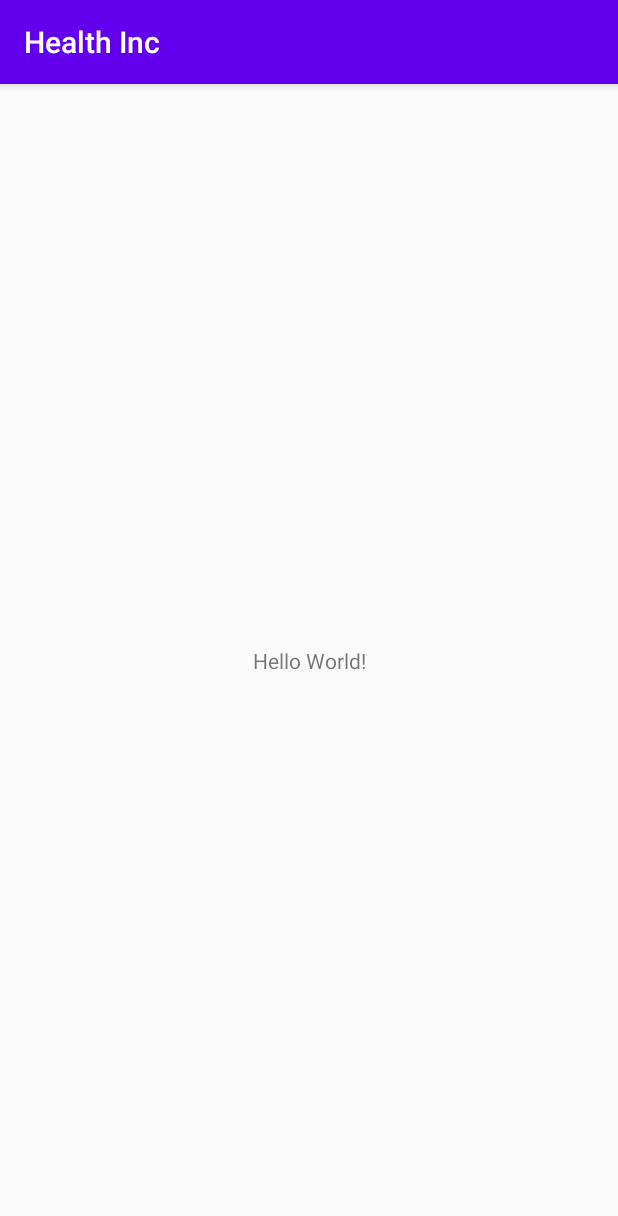
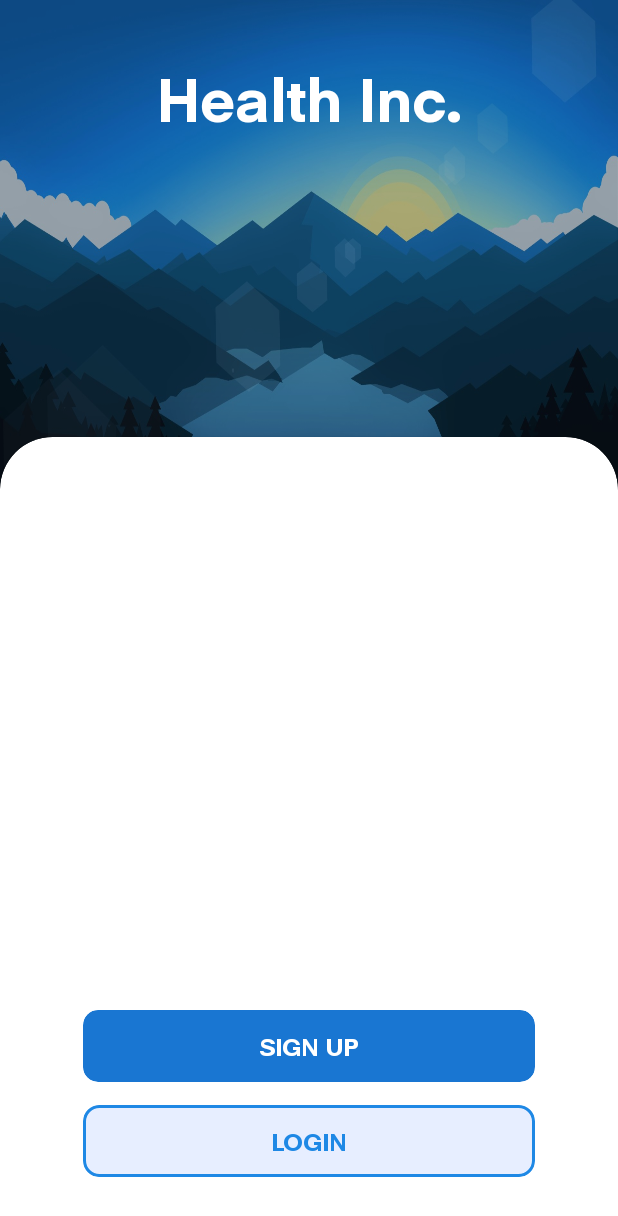
Before and after one commit to lordarcadius/tekstore-android, an Android app: the screen it shows after launch (MainActivity), on a phone screen of 412 x 824 dp. Shown: the top 1216 px of the screen. Run offline under Robolectric (Android 15) with nearby library versions, the phone set to English and light mode, and no system bars.

Commit message:
app: Add welcome screen (initial)
-> Update dependencies
-> Add new font

Signed-off-by: Vipul Jha <vipuljha08@gmail.com>

```diff
--- a/app/build.gradle
+++ b/app/build.gradle
@@ -26,9 +26,11 @@ android {
 dependencies {
     implementation fileTree(dir: 'libs', include: ['*.jar'])
 
-    implementation 'androidx.appcompat:appcompat:1.0.2'
+    implementation 'androidx.appcompat:appcompat:1.1.0'
     implementation 'androidx.constraintlayout:constraintlayout:1.1.3'
     testImplementation 'junit:junit:4.12'
     androidTestImplementation 'androidx.test.ext:junit:1.1.1'
     androidTestImplementation 'androidx.test.espresso:espresso-core:3.2.0'
+    implementation "androidx.cardview:cardview:1.0.0"
+    implementation "com.google.android.material:material:1.1.0"
 }
--- a/app/src/main/AndroidManifest.xml
+++ b/app/src/main/AndroidManifest.xml
@@ -9,7 +9,8 @@
         android:roundIcon="@mipmap/ic_launcher_round"
         android:supportsRtl="true"
         android:theme="@style/AppTheme">
-        <activity android:name=".MainActivity">
+        <activity android:name=".MainActivity"
+            android:theme="@style/AppTheme.NoActionBarMod">
             <intent-filter>
                 <action android:name="android.intent.action.MAIN" />
 
--- a/app/src/main/java/com/codebreakers/healthinc/MainActivity.java
+++ b/app/src/main/java/com/codebreakers/healthinc/MainActivity.java
@@ -3,6 +3,7 @@ package com.codebreakers.healthinc;
 import androidx.appcompat.app.AppCompatActivity;
 
 import android.os.Bundle;
+import android.view.WindowManager;
 
 public class MainActivity extends AppCompatActivity {
 
@@ -10,5 +11,6 @@ public class MainActivity extends AppCompatActivity {
     protected void onCreate(Bundle savedInstanceState) {
         super.onCreate(savedInstanceState);
         setContentView(R.layout.activity_main);
+        getWindow().setFlags(WindowManager.LayoutParams.FLAG_LAYOUT_NO_LIMITS, WindowManager.LayoutParams.FLAG_LAYOUT_NO_LIMITS);
     }
 }
--- /dev/null
+++ b/app/src/main/res/drawable/login_button_bg.xml
@@ -0,0 +1,7 @@
+<?xml version="1.0" encoding="utf-8"?>
+<shape xmlns:android="http://schemas.android.com/apk/res/android">
+    <solid android:color="#E7EEFF"/>
+    <corners android:radius="10dp"/>
+    <stroke android:color="#1e88e5"
+        android:width="2dp"/>
+</shape>
--- /dev/null
+++ b/app/src/main/res/drawable/signup_button_bg.xml
@@ -0,0 +1,5 @@
+<?xml version="1.0" encoding="utf-8"?>
+<shape xmlns:android="http://schemas.android.com/apk/res/android">
+    <solid android:color="#1976d2"/>
+    <corners android:radius="10dp"/>
+</shape>
--- a/app/src/main/res/layout/activity_main.xml
+++ b/app/src/main/res/layout/activity_main.xml
@@ -4,15 +4,133 @@
     xmlns:tools="http://schemas.android.com/tools"
     android:layout_width="match_parent"
     android:layout_height="match_parent"
+    android:background="#000"
     tools:context=".MainActivity">
 
+    <ImageView
+        android:id="@+id/imageView"
+        android:layout_width="0dp"
+        android:layout_height="370dp"
+        android:alpha="0.7"
+        android:background="@drawable/n"
+        app:layout_constraintEnd_toEndOf="parent"
+        app:layout_constraintHorizontal_bias="0.0"
+        app:layout_constraintStart_toStartOf="parent"
+        app:layout_constraintTop_toTopOf="parent" />
+
     <TextView
+        android:id="@+id/textView4"
         android:layout_width="wrap_content"
         android:layout_height="wrap_content"
-        android:text="Hello World!"
-        app:layout_constraintBottom_toBottomOf="parent"
-        app:layout_constraintLeft_toLeftOf="parent"
-        app:layout_constraintRight_toRightOf="parent"
-        app:layout_constraintTop_toTopOf="parent" />
+        android:fontFamily="@font/bold"
+        android:text="Health Inc."
+        android:textColor="#fff"
+        android:textSize="40sp"
+        app:layout_constraintBottom_toTopOf="@+id/cardView"
+        app:layout_constraintEnd_toEndOf="parent"
+        app:layout_constraintStart_toStartOf="parent"
+        app:layout_constraintTop_toTopOf="parent"
+        app:layout_constraintVertical_bias="0.159" />
+
+    <androidx.cardview.widget.CardView
+        android:id="@+id/cardView"
+        android:layout_width="0dp"
+        android:layout_height="match_parent"
+        android:layout_marginTop="291dp"
+        android:layout_marginBottom="-50dp"
+        android:background="#fff"
+        app:cardCornerRadius="35dp"
+        app:layout_constraintEnd_toEndOf="parent"
+        app:layout_constraintStart_toStartOf="parent"
+        app:layout_constraintTop_toTopOf="parent">
+
+        <FrameLayout
+            android:layout_width="match_parent"
+            android:layout_height="match_parent"
+            android:paddingBottom="19dp">
+
+            <LinearLayout
+                android:layout_width="match_parent"
+                android:layout_height="match_parent"
+                android:layout_marginBottom="70dp"
+                android:gravity="bottom"
+                android:orientation="vertical">
+
+                <LinearLayout
+                    android:layout_width="match_parent"
+                    android:layout_height="wrap_content"
+                    android:orientation="vertical">
+
+                    <androidx.cardview.widget.CardView
+                        android:layout_width="match_parent"
+                        android:layout_height="48dp"
+                        android:layout_marginLeft="55dp"
+                        android:layout_marginRight="55dp"
+                        app:cardCornerRadius="10dp"
+                        app:cardElevation="0dp">
+
+                        <FrameLayout
+                            android:layout_width="match_parent"
+                            android:layout_height="match_parent"
+                            android:background="@drawable/signup_button_bg">
+
+                            <RelativeLayout
+                                android:layout_width="match_parent"
+                                android:layout_height="match_parent"
+                                android:background="?android:attr/selectableItemBackground"
+                                android:clickable="true"
+                                android:focusable="true">
+
+                                <TextView
+                                    android:layout_width="match_parent"
+                                    android:layout_height="wrap_content"
+                                    android:layout_centerInParent="true"
+                                    android:fontFamily="@font/bold"
+                                    android:text="SIGN UP"
+                                    android:textAlignment="center"
+                                    android:textColor="#fff"
+                                    android:textSize="16sp" />
+                            </RelativeLayout>
+                        </FrameLayout>
+                    </androidx.cardview.widget.CardView>
+
+                    <androidx.cardview.widget.CardView
+                        android:layout_width="match_parent"
+                        android:layout_height="48dp"
+                        android:layout_marginLeft="55dp"
+                        android:layout_marginTop="15dp"
+                        android:layout_marginRight="55dp"
+                        app:cardCornerRadius="10dp"
+                        app:cardElevation="0dp">
+
+                        <FrameLayout
+                            android:layout_width="match_parent"
+                            android:layout_height="match_parent"
+                            android:background="@drawable/login_button_bg">
+
+                            <RelativeLayout
+                                android:layout_width="match_parent"
+                                android:layout_height="match_parent"
+                                android:background="?android:attr/selectableItemBackground"
+                                android:clickable="true"
+                                android:focusable="true">
+
+                                <TextView
+                                    android:layout_width="match_parent"
+                                    android:layout_height="wrap_content"
+                                    android:layout_centerInParent="true"
+                                    android:fontFamily="@font/bold"
+                                    android:text="LOGIN"
+                                    android:textAlignment="center"
+                                    android:textColor="#1e88e5"
+                                    android:textSize="16sp" />
+                            </RelativeLayout>
+                        </FrameLayout>
+                    </androidx.cardview.widget.CardView>
+                </LinearLayout>
+            </LinearLayout>
+        </FrameLayout>
+
+    </androidx.cardview.widget.CardView>
 
 </androidx.constraintlayout.widget.ConstraintLayout>
--- a/app/src/main/res/values/styles.xml
+++ b/app/src/main/res/values/styles.xml
@@ -8,4 +8,9 @@
         <item name="colorAccent">@color/colorAccent</item>
     </style>
 
+    <style name="AppTheme.NoActionBarMod">
+        <item name="windowActionBar">false</item>
+        <item name="windowNoTitle">true</item>
+    </style>
+
 </resources>
```
Also changed, not shown: app/src/main/res/drawable/n.jpg (added), app/src/main/res/font/bold.ttf (added), app/src/main/res/font/regular.ttf (added).
